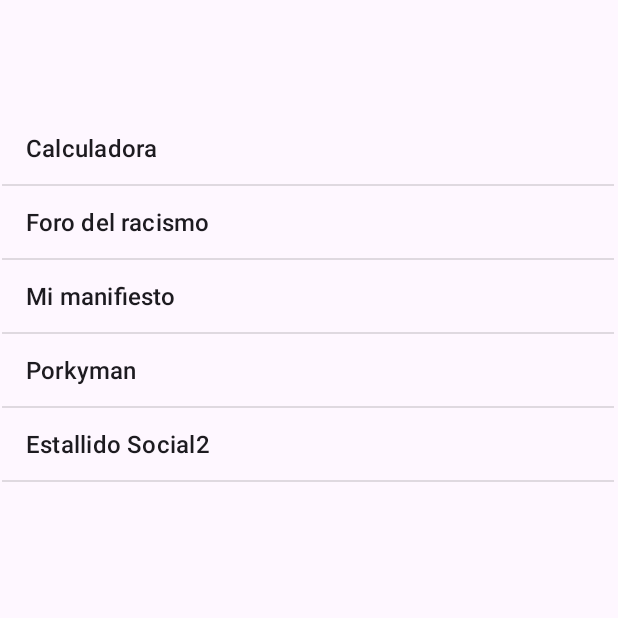
After one commit to igcondor/DES_APP_MOVIL-DUOC-2025, an Android app: the Menu_Opciones screen opened directly, with no data from a screen before it, on a phone screen of 412 x 824 dp, the top half of it. The commit adds this screen. Run offline under Robolectric (Android 15) with nearby library versions, the phone set to English and light mode, and no system bars.

Commit message:
clase 15bde sepmtiembre ordenado casi todo

```diff
--- a/app/src/main/AndroidManifest.xml
+++ b/app/src/main/AndroidManifest.xml
@@ -13,10 +13,13 @@
         android:theme="@style/Theme.ProyectoBase"
         tools:targetApi="31">
         <activity
+            android:name=".Menu_Opciones"
+            android:exported="false" />
+        <activity
             android:name=".List_View_Activity"
             android:exported="false" />
         <activity
-            android:name=".NuevoActivity"
+            android:name=".Calculadora_ActivityV2"
             android:exported="false" />
         <activity
             android:name=".MainActivity3"
--- a/app/src/main/java/com/example/proyectobase/NuevoActivity.kt
+++ b/app/src/main/java/com/example/proyectobase/Calculadora_ActivityV2.kt
@@ -14,11 +14,11 @@ import androidx.core.view.WindowInsetsCompat
 //IMPORT PACKAGE CUSTOM UTILS PARA CALCULAR
 import com.example.proyectobase.utils.OPMatematicas
 
-class NuevoActivity : AppCompatActivity() {
+class Calculadora_ActivityV2 : AppCompatActivity() {
     override fun onCreate(savedInstanceState: Bundle?) {
         super.onCreate(savedInstanceState)
         enableEdgeToEdge()
-        setContentView(R.layout.activity_nuevo)
+        setContentView(R.layout.activity_calculadorav2)
         val number1: EditText = findViewById(R.id.edNumber1)
         val number2: EditText = findViewById(R.id.edNumber2)
         val txtResultado: TextView = findViewById(R.id.txtResultado)
--- a/app/src/main/java/com/example/proyectobase/MainActivity.kt
+++ b/app/src/main/java/com/example/proyectobase/MainActivity.kt
@@ -35,7 +35,7 @@ class MainActivity : AppCompatActivity() {
                 && edPasswd.text.toString() == passwBase){
 
                 // creo un objeto intent
-                val nuevaVentana = Intent(this, MainActivity2::class.java)
+                val nuevaVentana = Intent(this, Menu_Opciones::class.java)
                 /**
                  * creo una variable, llamo al metodo putExtra(nombre_put, valor_variable)
                  *
--- a/app/src/main/java/com/example/proyectobase/MainActivity2.kt
+++ b/app/src/main/java/com/example/proyectobase/MainActivity2.kt
@@ -30,8 +30,8 @@ class MainActivity2 : AppCompatActivity() {
         val btnCalculadora: Button = findViewById(R.id.btn_calculadora)
 
         btnCalculadora.setOnClickListener{
-            val nuevoActivity =Intent(this, NuevoActivity::class.java)
-            startActivity(nuevoActivity)
+            val calculadoraActivityV2 =Intent(this, Calculadora_ActivityV2::class.java)
+            startActivity(calculadoraActivityV2)
         }
 
 
--- /dev/null
+++ b/app/src/main/java/com/example/proyectobase/Menu_Opciones.kt
@@ -0,0 +1,45 @@
+package com.example.proyectobase
+
+import android.content.Intent
+import android.os.Bundle
+import android.widget.ArrayAdapter
+import android.widget.ListView
+import android.widget.Toast
+import androidx.activity.enableEdgeToEdge
+import androidx.appcompat.app.AppCompatActivity
+import androidx.core.view.ViewCompat
+import androidx.core.view.WindowInsetsCompat
+
+class Menu_Opciones : AppCompatActivity() {
+    override fun onCreate(savedInstanceState: Bundle?) {
+        super.onCreate(savedInstanceState)
+        enableEdgeToEdge()
+        setContentView(R.layout.activity_menu_opciones)
+
+        val opcionesLV: ListView = findViewById(R.id.lv_menu_principal)
+        val opcionesArr = arrayOf("Calculadora","Foro del racismo","Mi manifiesto","Porkyman","Estallido Social2"
+        )
+        //que es un array adapter?
+        val adaptador = ArrayAdapter(this, android.R.layout.simple_list_item_1,opcionesArr)
+
+        opcionesLV.adapter = adaptador
+
+        //evento para escuchar opcion seleccionada:
+        opcionesLV.setOnItemClickListener{parent,view,position,id ->
+            val itemElegido = parent.getItemAtPosition(position).toString()
+            // y aqui la accion que quieres ejecutar
+            Toast.makeText(this, itemElegido,Toast.LENGTH_SHORT).show()
+
+            if (itemElegido == "Calculadora"){
+                val nuevaVentana = Intent(this, Calculadora_ActivityV2::class.java)
+                startActivity(nuevaVentana)
+            }
+        }
+
+        ViewCompat.setOnApplyWindowInsetsListener(findViewById(R.id.main)) { v, insets ->
+            val systemBars = insets.getInsets(WindowInsetsCompat.Type.systemBars())
+            v.setPadding(systemBars.left, systemBars.top, systemBars.right, systemBars.bottom)
+            insets
+        }
+    }
+}
--- a/app/src/main/res/layout/activity_nuevo.xml
+++ b/app/src/main/res/layout/activity_calculadorav2.xml
@@ -5,7 +5,7 @@
     android:id="@+id/main"
     android:layout_width="match_parent"
     android:layout_height="match_parent"
-    tools:context=".NuevoActivity">
+    tools:context=".Calculadora_ActivityV2">
 
     <EditText
         android:id="@+id/edNumber1"
--- /dev/null
+++ b/app/src/main/res/layout/activity_menu_opciones.xml
@@ -0,0 +1,20 @@
+<?xml version="1.0" encoding="utf-8"?>
+<androidx.constraintlayout.widget.ConstraintLayout xmlns:android="http://schemas.android.com/apk/res/android"
+    xmlns:app="http://schemas.android.com/apk/res-auto"
+    xmlns:tools="http://schemas.android.com/tools"
+    android:id="@+id/main"
+    android:layout_width="match_parent"
+    android:layout_height="match_parent"
+    tools:context=".Menu_Opciones">
+
+    <ListView
+        android:id="@+id/lv_menu_principal"
+        android:layout_width="408dp"
+        android:layout_height="387dp"
+        app:layout_constraintBottom_toBottomOf="parent"
+        app:layout_constraintEnd_toEndOf="parent"
+        app:layout_constraintHorizontal_bias="0.333"
+        app:layout_constraintStart_toStartOf="parent"
+        app:layout_constraintTop_toTopOf="parent"
+        app:layout_constraintVertical_bias="0.171" />
+</androidx.constraintlayout.widget.ConstraintLayout>
```
Also changed, not shown: app/src/main/java/com/example/proyectobase/List_View_Activity.kt (deleted, +0 -25 lines), app/src/main/java/com/example/proyectobase/MainActivity3.kt (deleted, +0 -22 lines).
